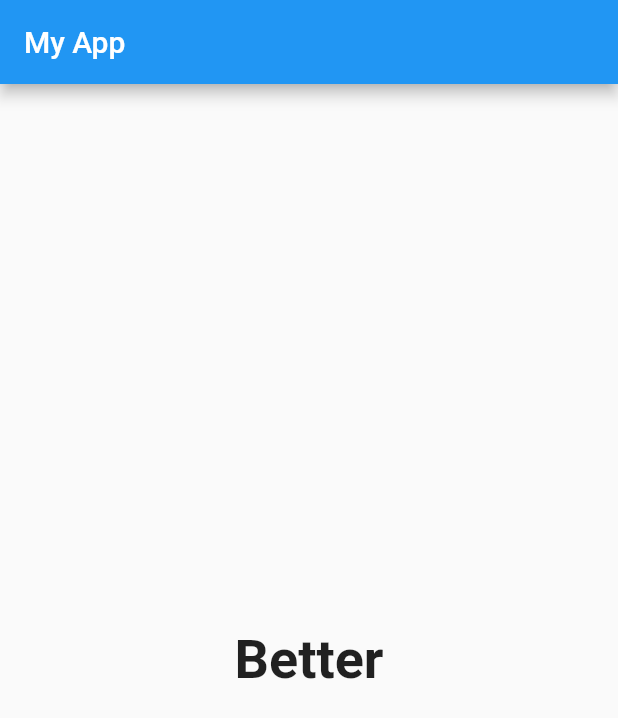
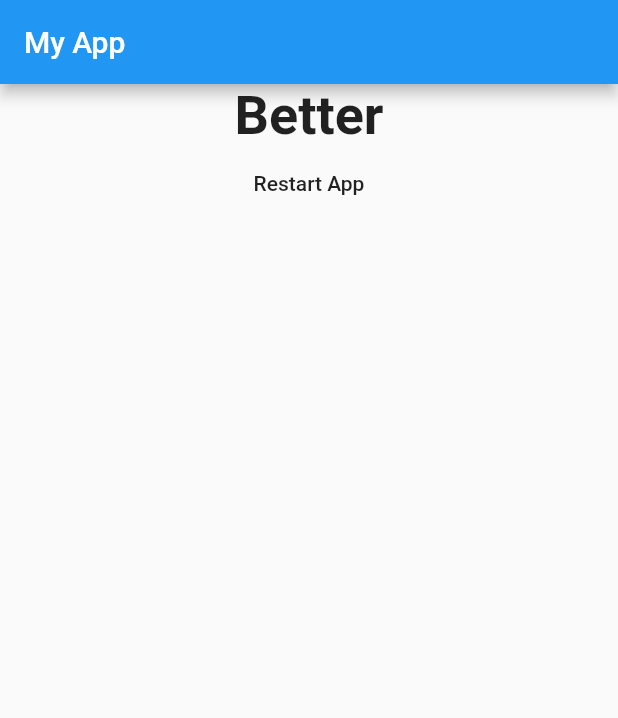
Before and after one commit to saieswar7/Practice, a Flutter app: the screen it shows after launch, after a tap on "Black", after a tap on "Tiger", after a tap on "Rohit", on a phone screen of 412 x 824 dp. Shown: the top 718 px of the screen. Run offline on Flutter 3.47's test engine with Material 2 defaults, Android fonts, the phone set to English and light mode, and no system bars.

Commit message:
Added Restart Flat Button

```diff
--- a/lib/main.dart
+++ b/lib/main.dart
@@ -17,6 +17,13 @@ class MyApp extends StatefulWidget {
 class MyAppState extends State<MyApp> {
   var index = 0;
   var ts = 0;
+  void reStartApp() {
+    setState(() {
+      index = 0;
+      ts = 0;
+    });
+  }
+
   void answeredQuestion(int s) {
     ts += s;
     setState(() {
@@ -61,6 +68,6 @@ class MyAppState extends State<MyApp> {
             ),
             body: index < questions.length
                 ? Quiz(questions, answeredQuestion, index)
-                : Result(ts)));
+                : Result(ts, reStartApp)));
   }
 }
--- a/lib/result.dart
+++ b/lib/result.dart
@@ -2,8 +2,9 @@ import 'package:flutter/material.dart';
 
 class Result extends StatelessWidget {
   final int ts;
+  VoidCallback reStartApp;
 
-  Result(this.ts);
+  Result(this.ts, this.reStartApp);
 
   String get resultPharse {
     String r = '';
@@ -22,9 +23,12 @@ class Result extends StatelessWidget {
   Widget build(BuildContext cnt) {
     print(ts);
     return Center(
-        child: Text(
-      resultPharse,
-      style: TextStyle(fontSize: 36, fontWeight: FontWeight.bold),
-    ));
+        child: Column(children: <Widget>[
+      Text(
+        resultPharse,
+        style: TextStyle(fontSize: 36, fontWeight: FontWeight.bold),
+      ),
+      FlatButton(onPressed: reStartApp, child: Text("Restart App"))
+    ]));
   }
 }
```
